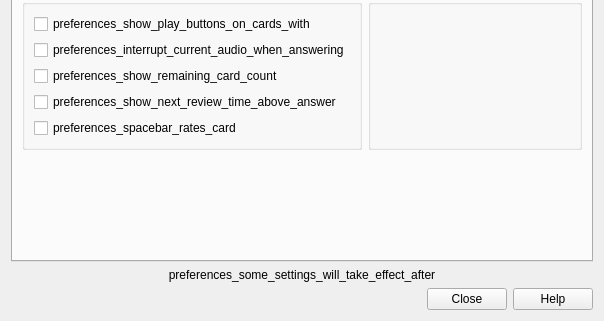
This is qt/aqt/forms/preferences.ui in ankitects/anki as Qt 5 draws it before an edit; both pictures show x 0 to 604 and y 317 to 638 of the 604 by 638 pixel window. The edited form follows.
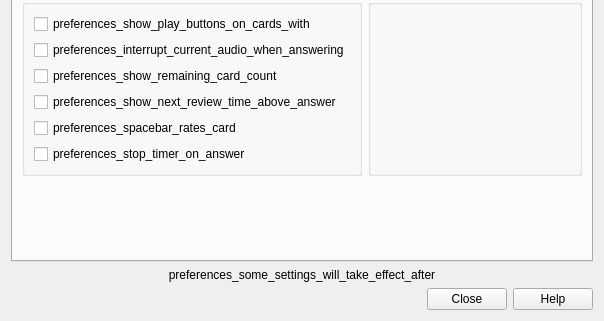
This is the edited form. The open tabs and pages were chosen to show the change.

Commit message: Add an option to stop the timer on answer

What changed in the file:
```diff
--- a/qt/aqt/forms/preferences.ui
+++ b/qt/aqt/forms/preferences.ui
@@ -471,6 +471,19 @@
               </property>
              </widget>
             </item>
+            <item>
+              <widget class="QCheckBox" name="stop_timer_on_answer">
+                  <property name="sizePolicy">
+                    <sizepolicy hsizetype="Fixed" vsizetype="Fixed">
+                    <horstretch>0</horstretch>
+                    <verstretch>0</verstretch>
+                    </sizepolicy>
+                  </property>
+                  <property name="text">
+                    <string>preferences_stop_timer_on_answer</string>
+                  </property>
+              </widget>
+            </item>
            </layout>
           </widget>
          </item>
```
The commit also changes 8 other files.
